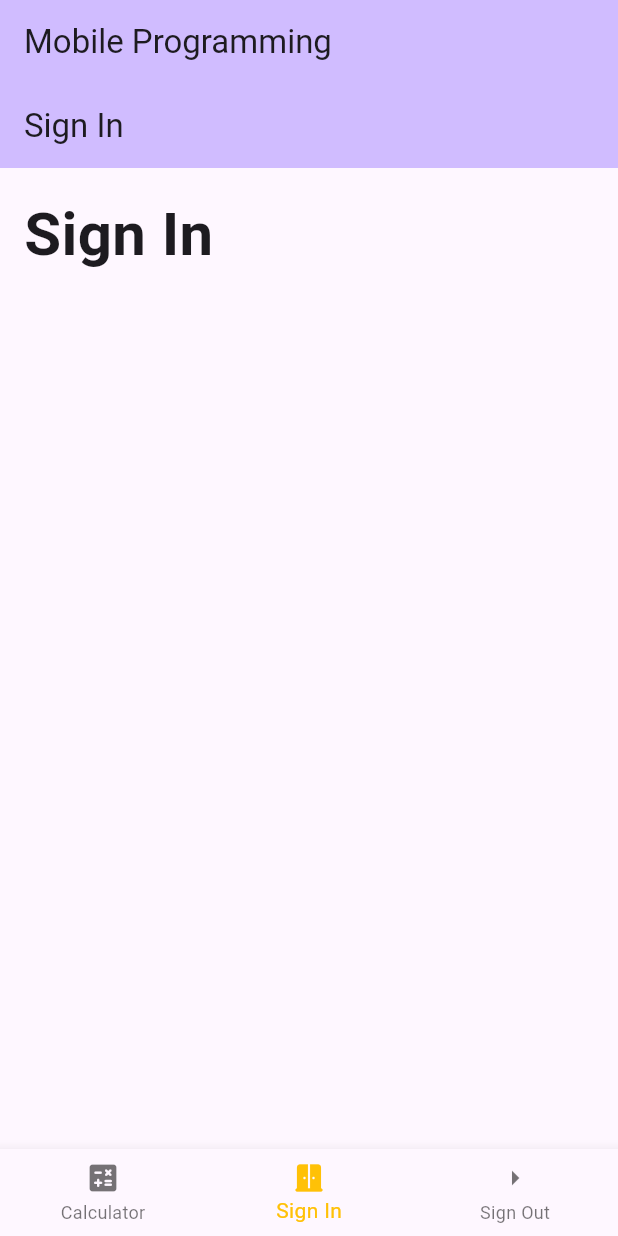
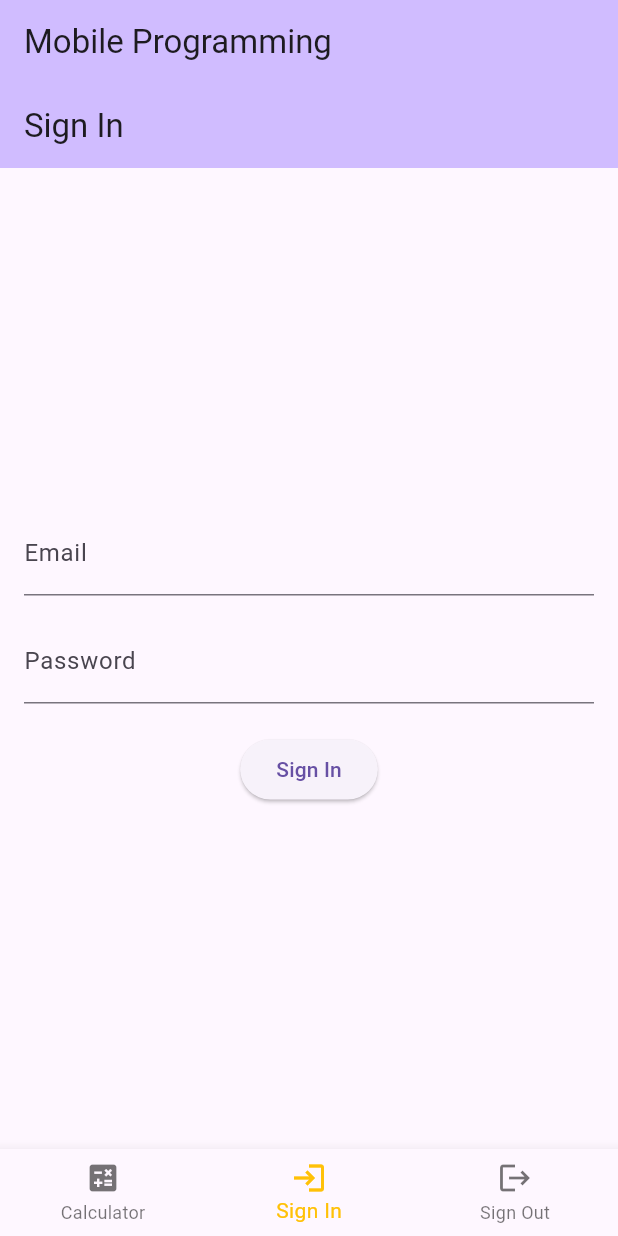
Before and after one commit to hirwaNkevin/flutter-calculator, a Flutter app: the screen it shows after launch, item 2 of the bottom bar chosen, on a phone screen of 412 x 824 dp. Run offline on Flutter 3.47's test engine with Material 3 defaults, Android fonts, the phone set to English and light mode, and no system bars; missing offline and left inert: expressions.

Commit message:
add sign in page

```diff
--- a/lib/main.dart
+++ b/lib/main.dart
@@ -60,13 +60,11 @@ class _MyHomePageState extends State<MyHomePage> {
       ),
       body: Center(child: _pages.elementAt(_selectedIndex)),
       bottomNavigationBar: BottomNavigationBar(
-        items: <BottomNavigationBarItem>[
+        items: const <BottomNavigationBarItem>[
           BottomNavigationBarItem(
-              icon: Icon(Icons.calculate_rounded), label: 'Calculator'),
-          BottomNavigationBarItem(
-              icon: Icon(Icons.door_sliding_rounded), label: 'Sign In'),
-          BottomNavigationBarItem(
-              icon: Icon(Icons.arrow_right), label: 'Sign Out')
+              icon: Icon(Icons.calculate), label: 'Calculator'),
+          BottomNavigationBarItem(icon: Icon(Icons.login), label: 'Sign In'),
+          BottomNavigationBarItem(icon: Icon(Icons.logout), label: 'Sign Out')
         ],
         currentIndex: _selectedIndex,
         selectedItemColor: Colors.amber,
--- a/lib/signin_screen.dart
+++ b/lib/signin_screen.dart
@@ -8,6 +8,22 @@ class Signinscreen extends StatefulWidget {
 }
 
 class _SigninscreenState extends State<Signinscreen> {
+  final _formKey = GlobalKey<FormState>();
+  final TextEditingController _emailController = TextEditingController();
+  final TextEditingController _passwordController = TextEditingController();
+
+  void _submitForm() {
+    if (_formKey.currentState!.validate()) {
+      // process data
+      String email = _emailController.text;
+      String password = _passwordController.text;
+
+      // Handle the sign-in logic
+      print('Email: $email');
+      print('Email: $password');
+    }
+  }
+
   @override
   Widget build(BuildContext context) {
     return Scaffold(
@@ -15,19 +31,53 @@ class _SigninscreenState extends State<Signinscreen> {
         backgroundColor: Theme.of(context).colorScheme.inversePrimary,
         title: const Text('Sign In'),
       ),
-      body: const Column(mainAxisAlignment: MainAxisAlignment.start, children: [
-        Padding(
-          padding: EdgeInsets.all(16.0),
-          child: Row(
-            children: [
-              Text(
-                'Sign In',
-                style: TextStyle(fontWeight: FontWeight.bold, fontSize: 40),
-              )
-            ],
-          ),
+      body: Padding(
+        padding: EdgeInsets.all(16.0),
+        child: Form(
+          key: _formKey,
+          child: Column(mainAxisAlignment: MainAxisAlignment.center, children: [
+            TextFormField(
+              controller: _emailController,
+              decoration: const InputDecoration(
+                labelText: 'Email',
+              ),
+              validator: (value) {
+                if (value == null || value.isEmpty) {
+                  return 'Please enter your email';
+                } else if (!RegExp(r'^[^@]+@[^@]+\.[^@]+').hasMatch(value)) {
+                  return 'Please Enter a valid email address';
+                }
+                return null;
+              },
+            ),
+            const SizedBox(
+              height: 16.0,
+            ),
+            TextFormField(
+              controller: _passwordController,
+              decoration: const InputDecoration(
+                labelText: 'Password',
+              ),
+              obscureText: true,
+              validator: (value) {
+                if (value == null || value.isEmpty) {
+                  return 'Please enter your password';
+                } else if (value.length < 6) {
+                  return 'Password must be at least 6 characters long';
+                }
+                return null;
+              },
+            ),
+            const SizedBox(
+              height: 20.0,
+            ),
+            ElevatedButton(
+              onPressed: _submitForm,
+              child: const Text('Sign In'),
+            )
+          ]),
         ),
-      ]),
+      ),
     );
   }
 }
```
